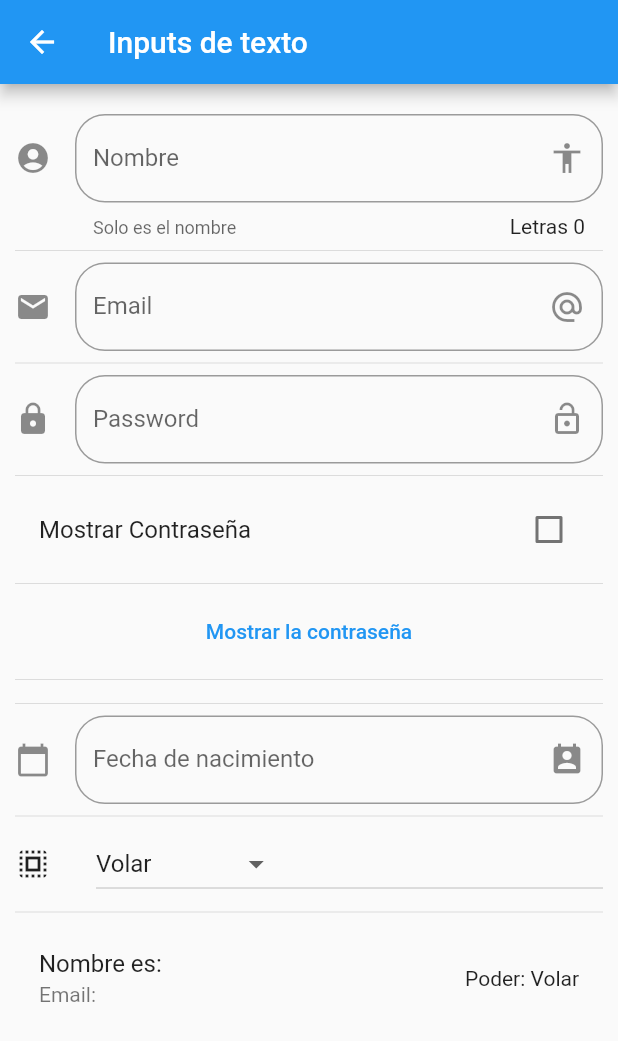
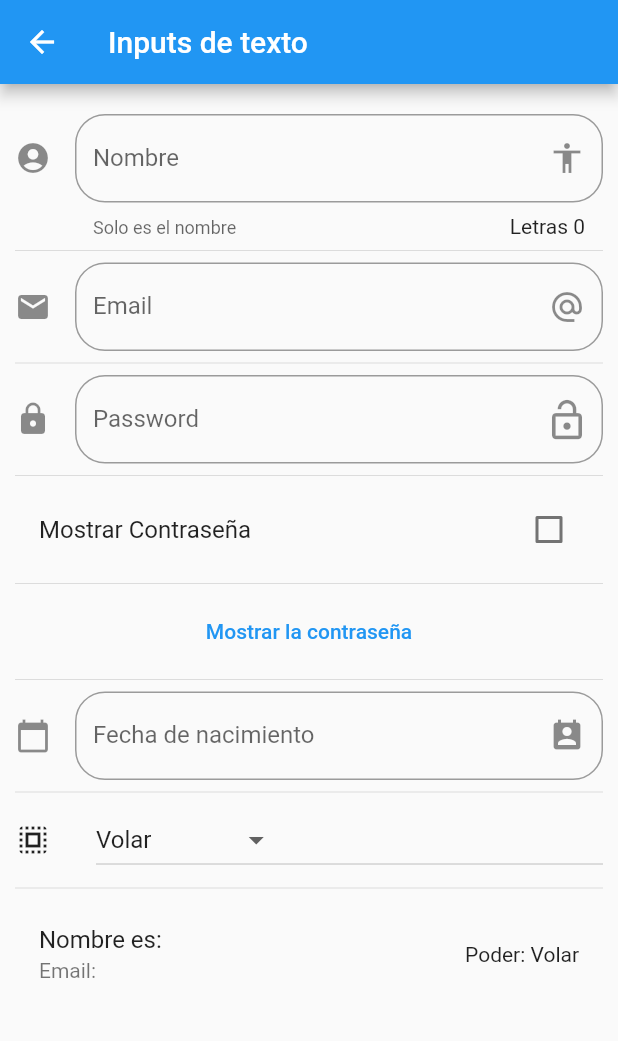
Before and after one commit to dconbal/componentes, a Flutter app: the InputPage screen opened by its route, on a phone screen of 412 x 824 dp. Shown: the top 1041 px of the screen. Run offline on Flutter 3.47's test engine with Material 2 defaults, Android fonts, the phone set to English and light mode, and no system bars.

Commit message:
Mostrar Contrasena InputPage

```diff
--- a/lib/src/pages/input_page.dart
+++ b/lib/src/pages/input_page.dart
@@ -40,8 +40,6 @@ class _InputPageState extends State<InputPage> {
           _crearCheckBox(),
           Divider(),
           _crearBoton(),
-          Divider(),
-          //_crearIcono(),
           Divider(),
           _crearFecha(context),
           Divider(),
@@ -120,7 +118,7 @@ class _InputPageState extends State<InputPage> {
         //El titulo del cuadro
         labelText: "Password",
         //El icono que estara dentro del cuadro
-        suffixIcon: Icon(Icons.lock_open),
+        suffixIcon: _crearIcono(),
         //El icono que estara delante del cuadro
         icon: Icon(Icons.lock),
       ),
@@ -232,9 +230,15 @@ class _InputPageState extends State<InputPage> {
   Widget _crearIcono() {
     return Column(
       children: [
+        Padding(
+          padding: EdgeInsets.symmetric(horizontal: 10.0, vertical: 5.0),
+        ),
         GestureDetector(
           child: FittedBox(
-            child: Icon(Icons.password),
+            child: Icon(
+              Icons.lock_open,
+              size: 30,
+            ),
           ),
           onTap: () => setState(
             () {
```
